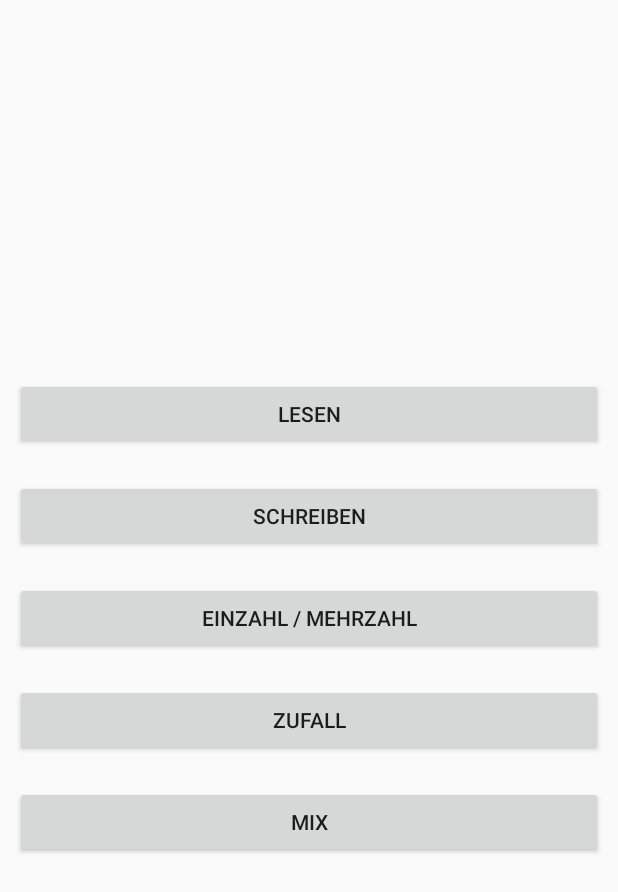
After one commit to Kug5/UebenLollipop5_0, an Android app: the layout activity_menu_germa.xml on its own in the app's theme, with its tools: preview values and no code run, on a phone screen of 412 x 824 dp. The commit adds this screen. Shown: the top 892 px of the screen. Run offline under Robolectric (Android 15) with nearby library versions, the phone set to English and light mode, and no system bars; network calls fail.

Commit message:
create new german menu

```diff
--- a/app/src/main/AndroidManifest.xml
+++ b/app/src/main/AndroidManifest.xml
@@ -57,6 +57,9 @@
         <activity
             android:name=".activities.german.GermanSingularPluralActivity"
             android:screenOrientation="landscape" />
+        <activity
+            android:name=".activities.german.MenuGermaActivity"
+            android:screenOrientation="landscape" />
     </application>
 
 </manifest>
--- a/app/src/main/java/com/example/greiser/uebenlollipop5_0/activities/math/MathePlusMinusMultDivideActivity.java
+++ b/app/src/main/java/com/example/greiser/uebenlollipop5_0/activities/math/MathePlusMinusMultDivideActivity.java
@@ -78,7 +78,7 @@ public class MathePlusMinusMultDivideActivity extends AppCompatActivity {
         this.max = application.getMax();
         this.heightScores = application.getHeightScores();
 
-        int many = application.getMany();
+        int many = application.getHowMany();
         if (many == 0) {
             many = 10;
         }
--- a/app/src/main/java/com/example/greiser/uebenlollipop5_0/model/UserHeightScore.java
+++ b/app/src/main/java/com/example/greiser/uebenlollipop5_0/model/UserHeightScore.java
@@ -10,10 +10,6 @@ public class UserHeightScore {
     public int[] bestMult100 = new int[10];
     public int[] bestMult400 = new int[10];
     public int[] bestDivide100 = new int[10];
-
-    public void UserHeightScore( ) {
-      System.out.println("Hallo Welt");
-    }
 
     public int getBestPlusMinus20() {
         int max = bestPlusMinus20[0];
--- a/app/src/main/res/layout/activity_deutsch_write.xml
+++ b/app/src/main/res/layout/activity_deutsch_write.xml
@@ -47,7 +47,7 @@
             android:digits="qwertzuiopüäölkjhgfdsayxcvbnmQWERTZUIOPÜÄÖLKJHGFDSAYXCVBNMß"
             android:ems="10"
             android:importantForAccessibility="no"
-            android:inputType="textNoSuggestions"
+            android:inputType="textNoSuggestions|textWebEmailAddress"
             android:text="Name" />
 
     </LinearLayout>
--- /dev/null
+++ b/app/src/main/res/layout/activity_menu_germa.xml
@@ -0,0 +1,44 @@
+<?xml version="1.0" encoding="utf-8"?>
+<LinearLayout xmlns:android="http://schemas.android.com/apk/res/android"
+    xmlns:tools="http://schemas.android.com/tools"
+    android:layout_width="match_parent"
+    android:layout_height="match_parent"
+    android:gravity="center"
+    android:orientation="vertical"
+    tools:context=".activities.german.MenuGermaActivity">
+
+    <Button
+        android:id="@+id/read"
+        android:layout_width="match_parent"
+        android:layout_height="wrap_content"
+        android:layout_margin="10dp"
+        android:text="Lesen" />
+
+    <Button
+        android:id="@+id/write"
+        android:layout_width="match_parent"
+        android:layout_height="wrap_content"
+        android:layout_margin="10dp"
+        android:text="Schreiben" />
+
+    <Button
+        android:id="@+id/singularplural"
+        android:layout_width="match_parent"
+        android:layout_height="wrap_content"
+        android:layout_margin="10dp"
+        android:text="Einzahl / Mehrzahl" />
+
+    <Button
+        android:id="@+id/random"
+        android:layout_width="match_parent"
+        android:layout_height="wrap_content"
+        android:layout_margin="10dp"
+        android:text="Zufall" />
+
+    <Button
+        android:id="@+id/mix"
+        android:layout_width="match_parent"
+        android:layout_height="wrap_content"
+        android:layout_margin="10dp"
+        android:text="Mix" />
+</LinearLayout>
```
Also changed, not shown: app/src/main/java/com/example/greiser/uebenlollipop5_0/activities/HowManyActivity.java (+38 -12 lines), app/src/main/java/com/example/greiser/uebenlollipop5_0/activities/MenuActivity.java (+5 -19 lines), app/src/main/java/com/example/greiser/uebenlollipop5_0/activities/german/GermanRightWrongActivity.java (+10 -1 lines), app/src/main/java/com/example/greiser/uebenlollipop5_0/activities/german/GermanSingularPluralActivity.java (+9 -0 lines), app/src/main/java/com/example/greiser/uebenlollipop5_0/activities/german/GermanWriteActivity.java (+10 -0 lines), app/src/main/java/com/example/greiser/uebenlollipop5_0/activities/german/MenuGermaActivity.java (added, +77 -0 lines), app/src/main/java/com/example/greiser/uebenlollipop5_0/helper/Ueben.java (+26 -1 lines).
